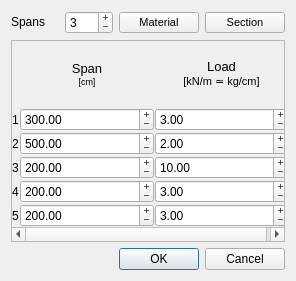
tybor/monodes, file trussdialog.ui: the form before one commit.
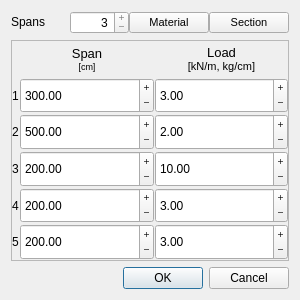
The form after the commit.

Commit message: Adjusting GUI size.

```diff
--- a/trussdialog.ui
+++ b/trussdialog.ui
@@ -9,8 +9,8 @@
    <rect>
     <x>0</x>
     <y>0</y>
-    <width>296</width>
-    <height>281</height>
+    <width>300</width>
+    <height>300</height>
    </rect>
   </property>
   <property name="sizePolicy">
@@ -25,13 +25,16 @@
   <layout class="QVBoxLayout" name="verticalLayout">
    <item>
     <layout class="QHBoxLayout" name="horizontalLayout">
+     <property name="spacing">
+      <number>0</number>
+     </property>
      <property name="sizeConstraint">
       <enum>QLayout::SetDefaultConstraint</enum>
      </property>
      <item>
       <widget class="QLabel" name="label_spans">
        <property name="sizePolicy">
-        <sizepolicy hsizetype="Preferred" vsizetype="Maximum">
+        <sizepolicy hsizetype="Minimum" vsizetype="Maximum">
          <horstretch>0</horstretch>
          <verstretch>0</verstretch>
         </sizepolicy>
@@ -46,6 +49,18 @@
      </item>
      <item>
       <widget class="QSpinBox" name="spans_count">
+       <property name="sizePolicy">
+        <sizepolicy hsizetype="Preferred" vsizetype="Fixed">
+         <horstretch>0</horstretch>
+         <verstretch>0</verstretch>
+        </sizepolicy>
+       </property>
+       <property name="alignment">
+        <set>Qt::AlignRight|Qt::AlignTrailing|Qt::AlignVCenter</set>
+       </property>
+       <property name="readOnly">
+        <bool>true</bool>
+       </property>
        <property name="buttonSymbols">
         <enum>QAbstractSpinBox::PlusMinus</enum>
        </property>
@@ -102,8 +117,8 @@
        <rect>
         <x>0</x>
         <y>0</y>
-        <width>276</width>
-        <height>193</height>
+        <width>280</width>
+        <height>212</height>
        </rect>
       </property>
       <property name="minimumSize">
@@ -122,7 +137,7 @@
        <item row="0" column="1">
         <widget class="QLabel" name="label_span_length">
          <property name="sizePolicy">
-          <sizepolicy hsizetype="Preferred" vsizetype="Minimum">
+          <sizepolicy hsizetype="Preferred" vsizetype="Preferred">
            <horstretch>0</horstretch>
            <verstretch>0</verstretch>
           </sizepolicy>
@@ -140,7 +155,7 @@
        <item row="0" column="2">
         <widget class="QLabel" name="label_load">
          <property name="sizePolicy">
-          <sizepolicy hsizetype="Preferred" vsizetype="Minimum">
+          <sizepolicy hsizetype="Preferred" vsizetype="Preferred">
            <horstretch>0</horstretch>
            <verstretch>0</verstretch>
           </sizepolicy>
@@ -151,7 +166,7 @@
 p, li { white-space: pre-wrap; }
 &lt;/style&gt;&lt;/head&gt;&lt;body style=&quot; font-family:'Droid Sans'; font-size:10pt; font-weight:400; font-style:normal;&quot;&gt;
 &lt;p align=&quot;center&quot; style=&quot; margin-top:0px; margin-bottom:0px; margin-left:0px; margin-right:0px; -qt-block-indent:0; text-indent:0px;&quot;&gt;Load&lt;/p&gt;
-&lt;p align=&quot;center&quot; style=&quot; margin-top:0px; margin-bottom:0px; margin-left:0px; margin-right:0px; -qt-block-indent:0; text-indent:0px;&quot;&gt;&lt;span style=&quot; font-size:8pt;&quot;&gt;[kN/m ≃ kg/cm]&lt;/span&gt;&lt;/p&gt;&lt;/body&gt;&lt;/html&gt;</string>
+&lt;p align=&quot;center&quot; style=&quot; margin-top:0px; margin-bottom:0px; margin-left:0px; margin-right:0px; -qt-block-indent:0; text-indent:0px;&quot;&gt;&lt;span style=&quot; font-size:8pt;&quot;&gt;[kN/m, kg/cm]&lt;/span&gt;&lt;/p&gt;&lt;/body&gt;&lt;/html&gt;</string>
          </property>
         </widget>
        </item>
@@ -170,6 +185,15 @@
        </item>
        <item row="1" column="1">
         <widget class="QDoubleSpinBox" name="span1">
+         <property name="enabled">
+          <bool>true</bool>
+         </property>
+         <property name="sizePolicy">
+          <sizepolicy hsizetype="Preferred" vsizetype="Preferred">
+           <horstretch>0</horstretch>
+           <verstretch>0</verstretch>
+          </sizepolicy>
+         </property>
          <property name="buttonSymbols">
           <enum>QAbstractSpinBox::PlusMinus</enum>
          </property>
@@ -189,6 +213,15 @@
        </item>
        <item row="1" column="2">
         <widget class="QDoubleSpinBox" name="load1">
+         <property name="enabled">
+          <bool>true</bool>
+         </property>
+         <property name="sizePolicy">
+          <sizepolicy hsizetype="Preferred" vsizetype="Preferred">
+           <horstretch>0</horstretch>
+           <verstretch>0</verstretch>
+          </sizepolicy>
+         </property>
          <property name="buttonSymbols">
           <enum>QAbstractSpinBox::PlusMinus</enum>
          </property>
@@ -215,6 +248,15 @@
        </item>
        <item row="2" column="1">
         <widget class="QDoubleSpinBox" name="span2">
+         <property name="enabled">
+          <bool>true</bool>
+         </property>
+         <property name="sizePolicy">
+          <sizepolicy hsizetype="Preferred" vsizetype="Preferred">
+           <horstretch>0</horstretch>
+           <verstretch>0</verstretch>
+          </sizepolicy>
+         </property>
          <property name="buttonSymbols">
           <enum>QAbstractSpinBox::PlusMinus</enum>
          </property>
@@ -234,6 +276,15 @@
        </item>
        <item row="2" column="2">
         <widget class="QDoubleSpinBox" name="load2">
+         <property name="enabled">
+          <bool>true</bool>
+         </property>
+         <property name="sizePolicy">
+          <sizepolicy hsizetype="Preferred" vsizetype="Preferred">
+           <horstretch>0</horstretch>
+           <verstretch>0</verstretch>
+          </sizepolicy>
+         </property>
          <property name="buttonSymbols">
           <enum>QAbstractSpinBox::PlusMinus</enum>
          </property>
@@ -260,6 +311,15 @@
        </item>
        <item row="3" column="1">
         <widget class="QDoubleSpinBox" name="span3">
+         <property name="enabled">
+          <bool>true</bool>
+         </property>
+         <property name="sizePolicy">
+          <sizepolicy hsizetype="Preferred" vsizetype="Preferred">
+           <horstretch>0</horstretch>
+           <verstretch>0</verstretch>
+          </sizepolicy>
+         </property>
          <property name="buttonSymbols">
           <enum>QAbstractSpinBox::PlusMinus</enum>
          </property>
@@ -279,6 +339,15 @@
        </item>
        <item row="3" column="2">
         <widget class="QDoubleSpinBox" name="load3">
+         <property name="enabled">
+          <bool>true</bool>
+         </property>
+         <property name="sizePolicy">
+          <sizepolicy hsizetype="Preferred" vsizetype="Preferred">
+           <horstretch>0</horstretch>
+           <verstretch>0</verstretch>
+          </sizepolicy>
+         </property>
          <property name="buttonSymbols">
           <enum>QAbstractSpinBox::PlusMinus</enum>
          </property>
@@ -305,6 +374,15 @@
        </item>
        <item row="4" column="1">
         <widget class="QDoubleSpinBox" name="span4">
+         <property name="enabled">
+          <bool>true</bool>
+         </property>
+         <property name="sizePolicy">
+          <sizepolicy hsizetype="Preferred" vsizetype="Preferred">
+           <horstretch>0</horstretch>
+           <verstretch>0</verstretch>
+          </sizepolicy>
+         </property>
          <property name="buttonSymbols">
           <enum>QAbstractSpinBox::PlusMinus</enum>
          </property>
@@ -324,6 +402,15 @@
        </item>
        <item row="4" column="2">
         <widget class="QDoubleSpinBox" name="load4">
+         <property name="enabled">
+          <bool>true</bool>
+         </property>
+         <property name="sizePolicy">
+          <sizepolicy hsizetype="Preferred" vsizetype="Preferred">
+           <horstretch>0</horstretch>
+           <verstretch>0</verstretch>
+          </sizepolicy>
+         </property>
          <property name="buttonSymbols">
           <enum>QAbstractSpinBox::PlusMinus</enum>
          </property>
@@ -353,6 +440,12 @@
          <property name="enabled">
           <bool>true</bool>
          </property>
+         <property name="sizePolicy">
+          <sizepolicy hsizetype="Preferred" vsizetype="Preferred">
+           <horstretch>0</horstretch>
+           <verstretch>0</verstretch>
+          </sizepolicy>
+         </property>
          <property name="font">
           <font>
            <kerning>true</kerning>
@@ -383,6 +476,15 @@
        </item>
        <item row="5" column="2">
         <widget class="QDoubleSpinBox" name="load5">
+         <property name="enabled">
+          <bool>true</bool>
+         </property>
+         <property name="sizePolicy">
+          <sizepolicy hsizetype="Preferred" vsizetype="Preferred">
+           <horstretch>0</horstretch>
+           <verstretch>0</verstretch>
+          </sizepolicy>
+         </property>
          <property name="frame">
           <bool>true</bool>
          </property>
```
The commit also changes 4 other files.
